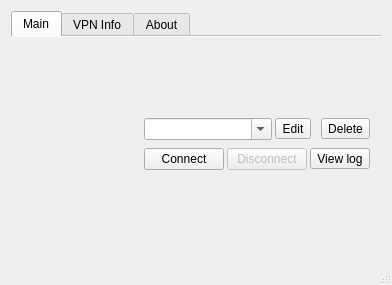
First picture: the form in mainwindow.ui, repository openconnect/openconnect-gui, before the edit.
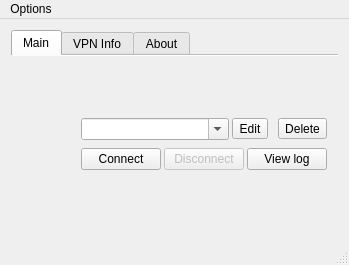
Second picture: the form after the edit. Icons and pictures are not drawn.

Commit message: change tray icon on connect/disconnect and allow quit from the main window

Diff of the .ui file:
```diff
--- a/mainwindow.ui
+++ b/mainwindow.ui
@@ -9,8 +9,8 @@
    <rect>
     <x>0</x>
     <y>0</y>
-    <width>392</width>
-    <height>285</height>
+    <width>349</width>
+    <height>265</height>
    </rect>
   </property>
   <property name="sizePolicy">
@@ -220,7 +220,7 @@
                </widget>
               </item>
               <item>
-               <widget class="QToolButton" name="toolButton_3">
+               <widget class="QPushButton" name="pushButton_3">
                 <property name="text">
                  <string>View log</string>
                 </property>
@@ -228,9 +228,6 @@
                  <iconset resource="resources.qrc">
                   <normaloff>:/new/resource/edit-find.png</normaloff>:/new/resource/edit-find.png</iconset>
                 </property>
-                <property name="toolButtonStyle">
-                 <enum>Qt::ToolButtonFollowStyle</enum>
-                </property>
                </widget>
               </item>
              </layout>
@@ -445,6 +442,28 @@
    </layout>
   </widget>
   <widget class="QStatusBar" name="statusBar"/>
+  <widget class="QMenuBar" name="menuBar">
+   <property name="geometry">
+    <rect>
+     <x>0</x>
+     <y>0</y>
+     <width>349</width>
+     <height>21</height>
+    </rect>
+   </property>
+   <widget class="QMenu" name="menuFile">
+    <property name="title">
+     <string>Options</string>
+    </property>
+    <addaction name="actionQuit"/>
+   </widget>
+   <addaction name="menuFile"/>
+  </widget>
+  <action name="actionQuit">
+   <property name="text">
+    <string>Quit</string>
+   </property>
+  </action>
  </widget>
  <layoutdefault spacing="6" margin="11"/>
  <resources>
```
The commit also changes 3 other files.
